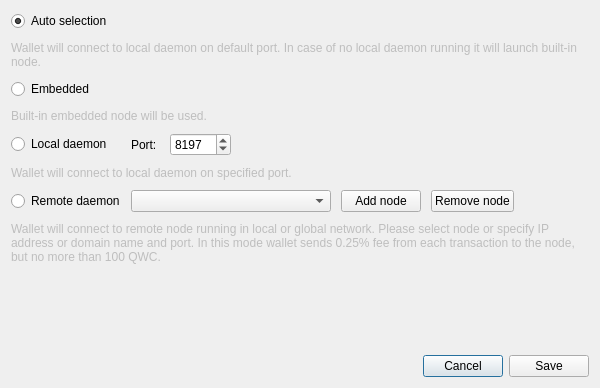
The window that src/gui/ui/connectionsettingsdialog.ui (deocoin-project/deocoin-gui) describes before a commit, drawn with Qt 5.
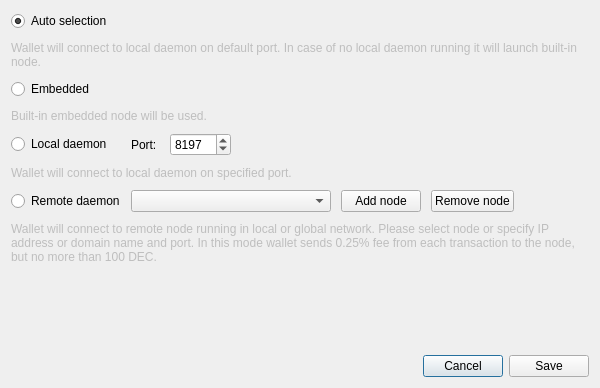
The same window after the commit. Icons and pictures are not drawn.

Patch:
```diff
--- a/src/gui/ui/connectionsettingsdialog.ui
+++ b/src/gui/ui/connectionsettingsdialog.ui
@@ -248,7 +248,7 @@
         </size>
        </property>
        <property name="text">
-        <string>Wallet will connect to remote node running in local or global network. Please select node or specify IP address or domain name and port. In this mode wallet sends 0.25% fee from each transaction to the node, but no more than 100 QWC.</string>
+        <string>Wallet will connect to remote node running in local or global network. Please select node or specify IP address or domain name and port. In this mode wallet sends 0.25% fee from each transaction to the node, but no more than 100 DEC.</string>
        </property>
        <property name="wordWrap">
         <bool>true</bool>
```
